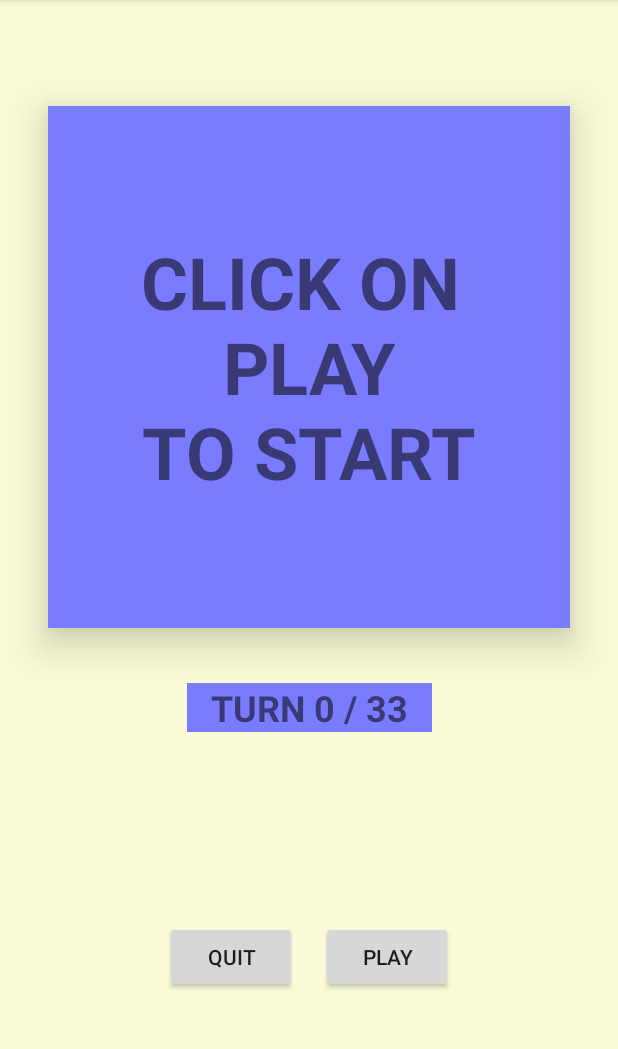
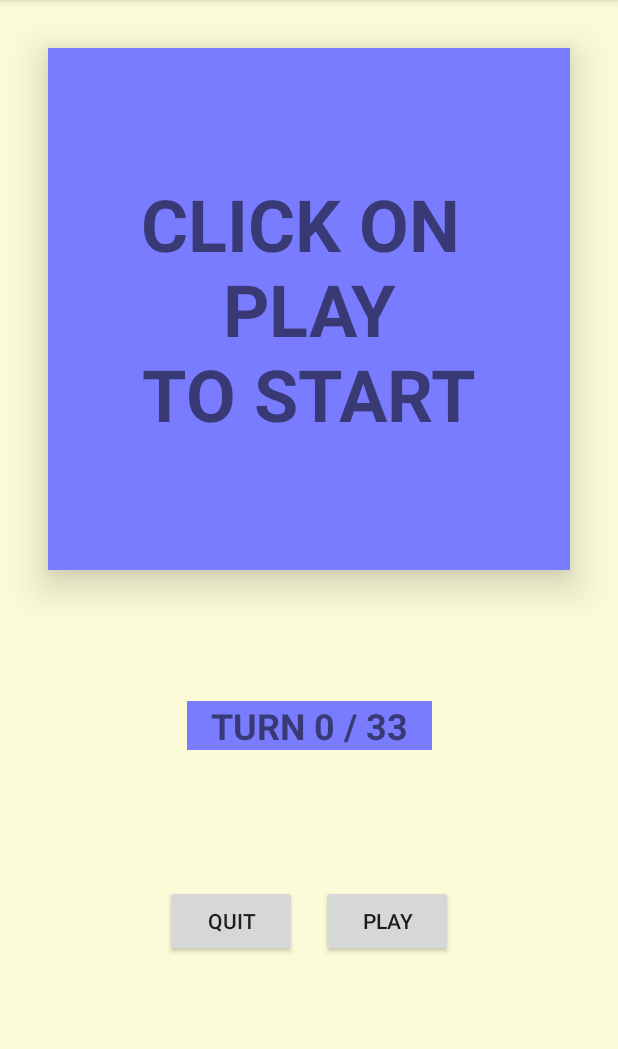
Before and after one commit to sprored/Suelopelvico, an Android app: the screen it shows after launch (MainActivity), on a phone screen of 412 x 824 dp, the part 84-1133 px from its top. Run offline under Robolectric (Android 15) with nearby library versions, the phone set to English and light mode, and no system bars.

Commit message:
chore: Adjust Constrain Layout

```diff
--- a/app/src/main/res/layout/activity_main.xml
+++ b/app/src/main/res/layout/activity_main.xml
@@ -7,6 +7,7 @@
     android:layout_height="match_parent"
     android:background="@color/backgroundApp"
     tools:context=".MainActivity">
+
 
     <TextView
         android:id="@+id/main_display"
@@ -23,30 +24,33 @@
         app:layout_constraintBottom_toBottomOf="parent"
         app:layout_constraintDimensionRatio="1"
         app:layout_constraintEnd_toEndOf="parent"
+        app:layout_constraintHorizontal_bias="0.0"
         app:layout_constraintStart_toStartOf="parent"
         app:layout_constraintTop_toTopOf="parent"
-        app:layout_constraintVertical_bias="0.100000024" />
+        app:layout_constraintVertical_bias="0" />
 
     <TextView
         android:id="@+id/secondary_display"
         style="@style/secondaryText"
         android:layout_width="wrap_content"
         android:layout_height="wrap_content"
+        android:layout_marginBottom="8dp"
         android:background="@color/primaryLightColor"
         android:gravity="center"
         android:paddingLeft="16dp"
         android:paddingRight="16dp"
         android:text="@string/secondary_message"
-        app:layout_constraintBottom_toTopOf="@+id/guideline"
+        app:layout_constraintBottom_toBottomOf="parent"
         app:layout_constraintEnd_toEndOf="parent"
         app:layout_constraintStart_toStartOf="parent"
-        app:layout_constraintTop_toBottomOf="@+id/main_display" />
-
+        app:layout_constraintTop_toBottomOf="@+id/main_display"
+        app:layout_constraintVertical_bias="0.252" />
 
     <Button
         android:id="@+id/button"
         android:layout_width="wrap_content"
         android:layout_height="wrap_content"
+        android:layout_marginTop="8dp"
         android:layout_marginEnd="8dp"
         android:layout_marginBottom="16dp"
         android:elevation="16dp"
@@ -56,13 +60,15 @@
         app:layout_constraintEnd_toStartOf="@+id/button2"
         app:layout_constraintHorizontal_chainStyle="packed"
         app:layout_constraintStart_toStartOf="parent"
-        app:layout_constraintTop_toTopOf="@+id/guideline" />
+        app:layout_constraintTop_toBottomOf="@+id/secondary_display"
+        app:layout_constraintVertical_bias="0.419" />
 
     <Button
         android:id="@+id/button2"
         android:layout_width="wrap_content"
         android:layout_height="wrap_content"
         android:layout_marginStart="8dp"
+        android:layout_marginTop="8dp"
         android:layout_marginBottom="16dp"
         android:elevation="16dp"
         android:onClick="startCounter"
@@ -70,16 +76,8 @@
         app:layout_constraintBottom_toBottomOf="parent"
         app:layout_constraintEnd_toEndOf="parent"
         app:layout_constraintStart_toEndOf="@+id/button"
-        app:layout_constraintTop_toTopOf="@+id/guideline" />
-
-    <androidx.constraintlayout.widget.Guideline
-        android:id="@+id/guideline"
-        android:layout_width="wrap_content"
-        android:layout_height="wrap_content"
-        android:orientation="horizontal"
-        app:layout_constraintBottom_toBottomOf="parent"
-        app:layout_constraintGuide_begin="524dp"
-        app:layout_constraintTop_toTopOf="parent" />
+        app:layout_constraintTop_toBottomOf="@+id/secondary_display"
+        app:layout_constraintVertical_bias="0.419" />
 
 
 </androidx.constraintlayout.widget.ConstraintLayout>
```
